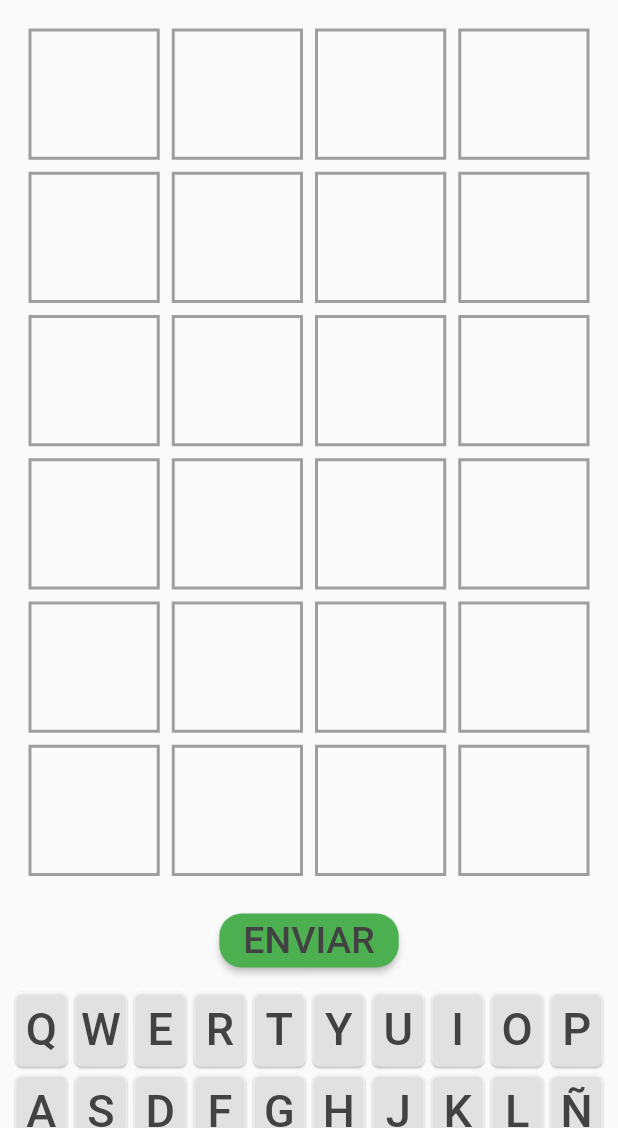
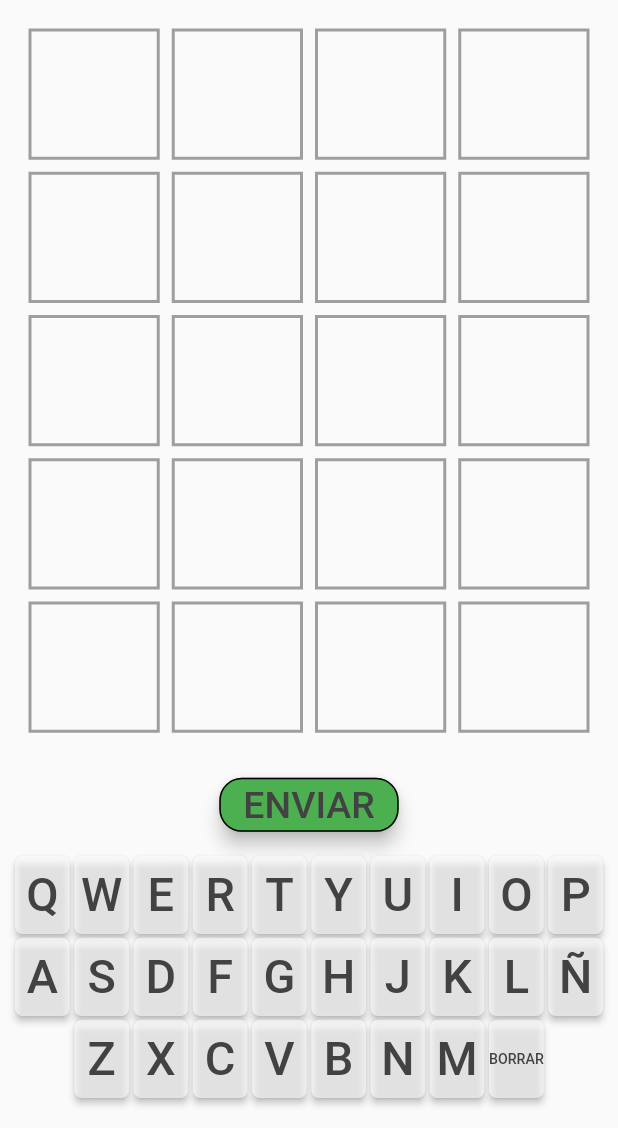
Before and after one commit to jcmh05/wordleFlutterApp, a Flutter app: the screen it shows after launch, after a tap on "MODO 4", on a phone screen of 412 x 824 dp, the part 108-1236 px from its top. Run offline on Flutter 3.47's test engine with Material 2 defaults, Android fonts, the phone set to English and light mode, and no system bars; our stand-ins replace flutter_riverpod, google_fonts; Roboto replaces fonts that are missing (Montserrat).

Commit message:
Temas mejorados

```diff
--- a/lib/componentes/casilla_de_letra.dart
+++ b/lib/componentes/casilla_de_letra.dart
@@ -1,28 +1,35 @@
 import 'package:flutter/material.dart';
 
 class CasillaDeLetra extends StatelessWidget {
-  final double anchura;
-  final double altura;
   final String letra;
-  const CasillaDeLetra({Key? key, required this.anchura, required this.altura, required this.letra}) : super(key: key);
+  final tamano_letra = 0.8;
+  const CasillaDeLetra({Key? key,required this.letra}) : super(key: key);
 
   @override
   Widget build(BuildContext context) {
+    return LayoutBuilder(
+      builder: (BuildContext context, BoxConstraints constraints) {
         return Container(
           alignment: Alignment.center,
-      width: anchura,
-      height: altura,
-      padding: EdgeInsets.all(10),
           margin: EdgeInsets.all(4),
           decoration: BoxDecoration(
-          border: Border.all(color: Colors.grey, width: 2)
+              border: Border.all(color: Theme.of(context).dividerColor, width: 2)
           ),
+          child: Center(
+            child: FittedBox(
+              fit: BoxFit.contain,
               child: Text(
                 letra,
                 style: TextStyle(
-          fontSize: 40.0,
+                  fontSize: constraints.maxHeight * tamano_letra,
                 ),
               ),
+            ),
+          )
         );
+      },
+    );
+
+
   }
 }
--- a/lib/componentes/grids_superiores.dart
+++ b/lib/componentes/grids_superiores.dart
@@ -12,27 +12,33 @@ class GridsSuperiores extends StatelessWidget {
   @override
   Widget build(BuildContext context) {
     // Parámetros grid
-    final numero_filas = 6;
+    int numero_filas = 6;
+    if( numero_columnas==4 ){
+      numero_filas = 5;
+    }else if (numero_columnas==6){
+      numero_filas = 7;
+    }
+
 
     return GridView.builder(
       padding: EdgeInsets.all(15.0), //Espacio alrededor del GridView
       shrinkWrap: true,
       itemCount: numero_columnas * numero_filas, // Agregamos 2 para los espacios vacíos
       gridDelegate: SliverGridDelegateWithFixedCrossAxisCount(
-          crossAxisCount: numero_columnas,
+          crossAxisCount: numero_columnas
       ),
+
+
       itemBuilder: (BuildContext context, int index) {
 
         if ( index>=(numero_columnas*filaActual) && index< (numero_columnas*(filaActual+1))){
           var indice = index - numero_columnas*filaActual;
           if( indice < letras.length){
-            return CasillaDeLetra(anchura: 5.0,altura: 5.0, letra: letras[indice]!,);
+            return CasillaDeLetra( letra: letras[indice]!,);
           }
-
-
         }
 
-        return CasillaDeLetra(anchura: 5.0,altura: 5.0, letra: " ",);
+        return CasillaDeLetra(letra: " ",);
       },
     );
   }
--- a/lib/componentes/keyButton.dart
+++ b/lib/componentes/keyButton.dart
@@ -16,27 +16,37 @@ class _KeyButtonState extends State<KeyButton> {
   final Function(String) TeclaPulsada;
   _KeyButtonState(this.letter, this.TeclaPulsada);
   final tamano_letra = 0.6; //Establece el tamaño de la letra respecto al botón
-  Color colorBoton = Colors.white60;
+  var _teclaPresionada;
 
   @override
   void initState() {
-    // TODO: implement initState
-    super.initState();
+    _teclaPresionada = false;
+  }
+
+  void _teclaPulsada(PointerUpEvent){
+    setState(() {
+      _teclaPresionada = true;
+    });
+  }
+
+  void _teclaSoltada(PointerDownEvent){
+    _teclaPresionada = false;
   }
 
   @override
   Widget build(BuildContext context) {
 
-    if( letter == "BORRAR" ){
-      colorBoton = Colors.redAccent;
-    }
 
     return LayoutBuilder(
       builder: (BuildContext context, BoxConstraints constraints) {
-        return ElevatedButton(
+
+        return Listener(
+          onPointerDown: _teclaPulsada,
+          onPointerUp: _teclaSoltada,
+          child: Transform.scale(
+            scale: _teclaPresionada ? 0.85 : 1.0, // Cambiar la escala de la tecla al presionarla
+            child: ElevatedButton(
                 style: ButtonStyle( //Estilo para el botón
-                elevation: MaterialStateProperty.all(0.6),
-                backgroundColor: MaterialStateProperty.all<Color>(colorBoton),
                   shape: MaterialStateProperty.all<OutlinedBorder?>(RoundedRectangleBorder(borderRadius: BorderRadius.circular(5.0))),
                   padding: MaterialStateProperty.all<EdgeInsets?>(const EdgeInsets.all(0)),
                 ),
@@ -55,7 +65,11 @@ class _KeyButtonState extends State<KeyButton> {
                     ),
                   ),
                 )
+            ),
+          ),
         );
+
+
       },
     );
   }
--- a/lib/componentes/keyboard.dart
+++ b/lib/componentes/keyboard.dart
@@ -12,36 +12,7 @@ class Keyboard extends StatefulWidget {
 
 class _KeyboardState extends State<Keyboard> {
   final Function(String) TeclaPulsada;
-  final tecladoEspanol = [
-    'Q',
-    'W',
-    'E',
-    'R',
-    'T',
-    'Y',
-    'U',
-    'I',
-    'O',
-    'P',
-    'A',
-    'S',
-    'D',
-    'F',
-    'G',
-    'H',
-    'J',
-    'K',
-    'L',
-    'Ñ',
-    'Z',
-    'X',
-    'C',
-    'V',
-    'B',
-    'N',
-    'M',
-    'BORRAR'
-  ];
+  final tecladoEspanol = ['Q','W', 'E', 'R', 'T', 'Y', 'U', 'I', 'O', 'P', 'A', 'S', 'D', 'F', 'G', 'H', 'J', 'K', 'L', 'Ñ', 'Z', 'X', 'C', 'V', 'B', 'N', 'M', 'BORRAR'];
 
   _KeyboardState({required this.TeclaPulsada});
 
@@ -60,8 +31,8 @@ class _KeyboardState extends State<Keyboard> {
       gridDelegate: SliverGridDelegateWithFixedCrossAxisCount(
           crossAxisCount: 10,    // Teclas por fila
           childAspectRatio: 0.7, // Valor para modificar el aspecto de las teclas
-          mainAxisSpacing: 4.5,  // Espacio entre filas
-          crossAxisSpacing: 4.5  // Espacio entre teclas
+          mainAxisSpacing: 2.5,  // Espacio entre filas
+          crossAxisSpacing: 3  // Espacio entre teclas
       ),
       itemBuilder: (BuildContext context, int index) {
         // Agrega un espacio vacío al principio de la última fila
--- a/lib/componentes/wordle_tema.dart
+++ b/lib/componentes/wordle_tema.dart
@@ -5,7 +5,6 @@ class WordleTema {
 
   // Almacenar este bool después para recordar la configuración
   static bool _temaClaro = true;
-
   static bool get temaClaro => _temaClaro;
 
   static void cambiarTema() {
@@ -71,6 +70,13 @@ class WordleTema {
 
   static ThemeData claro() {
     return ThemeData(
+      dividerColor: Colors.grey, //Color para borde de las casillas_letra
+      elevatedButtonTheme: ElevatedButtonThemeData(
+        style: ButtonStyle(
+            backgroundColor: MaterialStateProperty.all<Color>(Colors.white60)
+        ),
+      ),
+
       brightness: Brightness.light,
       appBarTheme: const AppBarTheme(
         foregroundColor: Colors.black,
@@ -82,6 +88,12 @@ class WordleTema {
 
   static ThemeData oscuro() {
     return ThemeData(
+      dividerColor: Colors.white, //Color para borde de las casillas_letra
+      elevatedButtonTheme: ElevatedButtonThemeData(
+        style: ButtonStyle(
+          backgroundColor: MaterialStateProperty.all<Color>(Colors.white)
+        ),
+      ),
       brightness: Brightness.dark,
       appBarTheme: const AppBarTheme(
         foregroundColor: Colors.white,
--- a/lib/pantallas/juego.dart
+++ b/lib/pantallas/juego.dart
@@ -35,30 +35,47 @@ class _JuegoState extends State<Juego> {
     return Column(
       children: [
         //Matriz de casillas
-        GridsSuperiores(numero_columnas: widget.modoDeJuego, letras: listaLetras),
+        Expanded(child: GridsSuperiores(numero_columnas: widget.modoDeJuego, letras: listaLetras),),
 
-        Spacer(),
 
         //Botón de enviar
         ElevatedButton(
-          style: ButtonStyle( //Estilo para el botón
-            backgroundColor: MaterialStateProperty.all<Color>(Colors.green),
-            shape: MaterialStateProperty.all<OutlinedBorder?>(RoundedRectangleBorder(borderRadius: BorderRadius.circular(15.0))),
+          style: ButtonStyle(
+            backgroundColor: MaterialStateProperty.resolveWith<Color>(
+                  (Set<MaterialState> states) {
+                if (states.contains(MaterialState.pressed))
+                  return Colors.green.shade800; // Color cuando el botón está presionado
+                return Colors.green; // Color por defecto
+              },
+            ),
+            shape: MaterialStateProperty.all<OutlinedBorder?>(
+              RoundedRectangleBorder(borderRadius: BorderRadius.circular(15.0)),
+            ),
+            side: MaterialStateProperty.all<BorderSide>( // Agregar esta línea para agregar un borde
+              BorderSide(color: Colors.black, width: 1.0),
+            ),
+            elevation: MaterialStateProperty.resolveWith<double>(
+                  (Set<MaterialState> states) {
+                if (states.contains(MaterialState.pressed))
+                  return 0.0; // Elevación cuando el botón está presionado
+                return 5.0; // Elevación por defecto
+              },
+            ),
           ),
-          onPressed: (){
+          onPressed: () {
             // Acción de enviar
           },
           child: Text(
             'ENVIAR',
             style: TextStyle(
-              fontFamily: 'Montserrat',
               color: Colors.grey.shade800,
               fontSize: 25,
             ),
           ),
         ),
 
-        Spacer(),
+
+
 
         //Teclado
         Keyboard(TeclaPulsada: teclaPulsada),
--- a/lib/pantallas/menu.dart
+++ b/lib/pantallas/menu.dart
@@ -46,8 +46,10 @@ class _MenuState extends State<Menu> {
             fit: BoxFit.contain,
           ),
         ),
-        Expanded(
-            child: Column(
+
+        Spacer(),
+
+        Column(
           mainAxisAlignment: MainAxisAlignment.center,
           children: [
             Padding(
@@ -72,6 +74,7 @@ class _MenuState extends State<Menu> {
                 ),
               ),
             ),
+
             Padding(
               padding: EdgeInsets.symmetric(horizontal: margenHorizontal, vertical: margenVertical),
               child: ElevatedButton(
@@ -94,6 +97,7 @@ class _MenuState extends State<Menu> {
                 ),
               ),
             ),
+
             Padding(
               padding: EdgeInsets.symmetric(horizontal: margenHorizontal, vertical: margenVertical),
               child: ElevatedButton(
@@ -117,8 +121,10 @@ class _MenuState extends State<Menu> {
               ),
             ),
           ],
-            )
         ),
+
+        Spacer(),
+
         Text(
           "©Juan carlos Montilla - Manuel Ruiz Toribio",
           textAlign: TextAlign.left,
```
Lines whose indentation alone changed are shown as unchanged.
